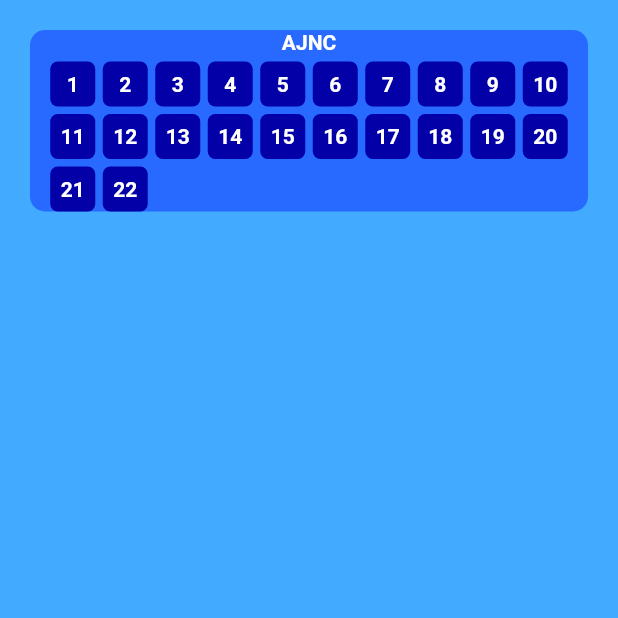
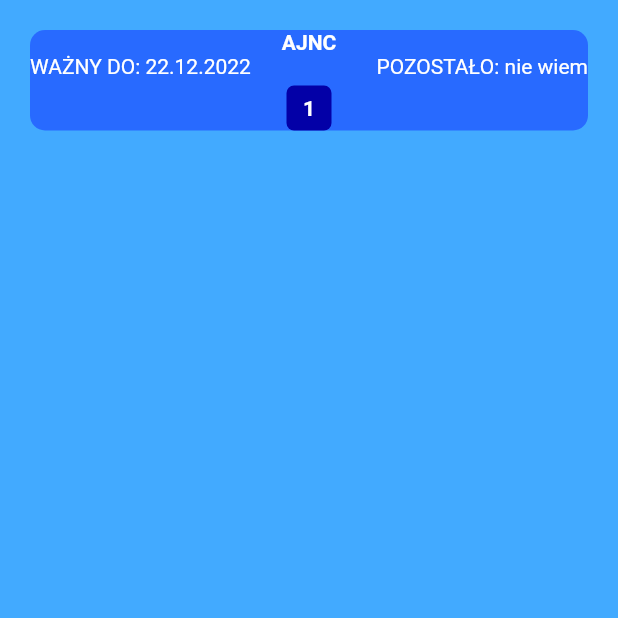
Before and after one commit to mateuszsoltys/pool_pass, a Flutter app: the screen it shows after launch, on a phone screen of 412 x 824 dp, the top half of it. Run offline on Flutter 3.47's test engine with Material 2 defaults, Android fonts, the phone set to English and light mode, and no system bars.

Commit message:
add new data to usage indicator

```diff
--- a/lib/app/features/pages/home_page/home_page.dart
+++ b/lib/app/features/pages/home_page/home_page.dart
@@ -13,7 +13,12 @@ class HomePage extends StatelessWidget {
         const SizedBox(
           height: 20,
         ),
-        UsageIndicator(passName: 'ajnc', tickets: 22)
+        UsageIndicator(
+          passName: 'ajnc',
+          tickets: 1,
+          passDate: '22.12.2022',
+          passRemainingTime: 'nie wiem',
+        )
       ],
     )));
   }
--- a/lib/app/models/widgets/usage_indicator_widget_model.dart
+++ b/lib/app/models/widgets/usage_indicator_widget_model.dart
@@ -4,11 +4,15 @@ import 'package:flutter/material.dart';
 class UsageIndicator extends StatelessWidget {
   final String passName;
   final int tickets;
+  final String passDate;
+  final String passRemainingTime;
 
   const UsageIndicator({
     Key? key,
     required this.passName,
     required this.tickets,
+    required this.passDate,
+    required this.passRemainingTime,
   }) : super(key: key);
 
   @override
@@ -25,6 +29,17 @@ class UsageIndicator extends StatelessWidget {
               passName.toUpperCase(),
               style: const TextStyle(
                   color: Colors.white, fontWeight: FontWeight.bold),
+            ),
+            Row(
+              mainAxisAlignment: MainAxisAlignment.spaceBetween,
+              children: [
+                Text(
+                  'WAŻNY DO: $passDate',
+                  style: const TextStyle(color: Colors.white),
+                ),
+                Text('POZOSTAŁO: $passRemainingTime',
+                    style: const TextStyle(color: Colors.white))
+              ],
             ),
             const SizedBox(height: 5),
             Wrap(
```
